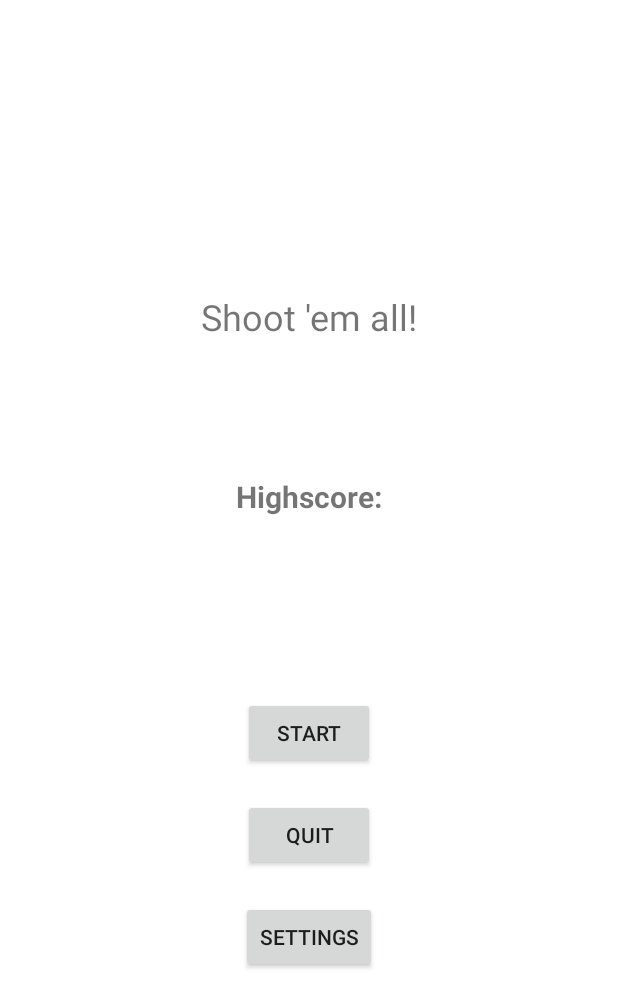
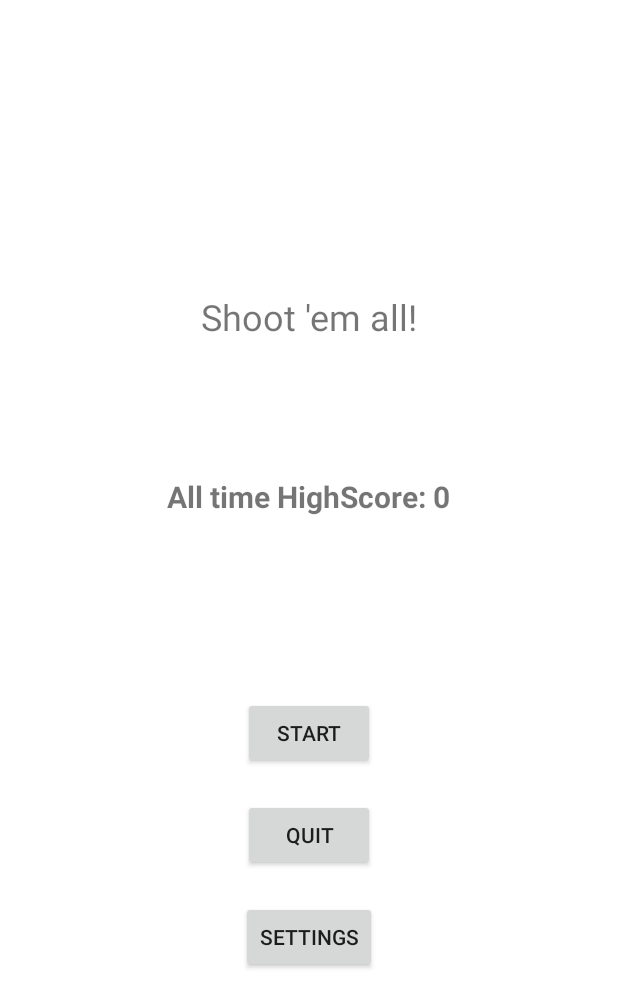
Before and after one commit to init-andrea/DroidShooter, an Android app: the screen it shows after launch (StartGameActivity), on a phone screen of 412 x 824 dp. Shown: the top 1008 px of the screen. Run offline under Robolectric (Android 15) with nearby library versions, the phone set to English and light mode, and no system bars.

Commit message:
Added working highscore in start screen

```diff
--- a/app/src/main/java/unipg/pigdm/droidshooter/controller/PauseScreenActivity.java
+++ b/app/src/main/java/unipg/pigdm/droidshooter/controller/PauseScreenActivity.java
@@ -2,6 +2,7 @@ package unipg.pigdm.droidshooter.controller;
 
 import android.content.Intent;
 import android.os.Bundle;
+import android.util.Log;
 import android.view.View;
 import android.widget.Button;
 import android.widget.ImageButton;
@@ -49,8 +50,7 @@ public class PauseScreenActivity extends AppCompatActivity {
         resumeButton = findViewById(R.id.resumeButton);
         quitButton = findViewById(R.id.quitButton);
 
-        String scoreString = "" + R.string.score_text + GameActivity.getScore();
-        score.setText(scoreString);
+        score.setText(String.valueOf(getIntent().getIntExtra("score", 0)));
 
         resumeButton.setOnClickListener(resumeClickListener);
         quitButton.setOnClickListener(quitClickListener);
--- a/app/src/main/java/unipg/pigdm/droidshooter/controller/StartGameActivity.java
+++ b/app/src/main/java/unipg/pigdm/droidshooter/controller/StartGameActivity.java
@@ -1,19 +1,24 @@
 package unipg.pigdm.droidshooter.controller;
 
 import androidx.appcompat.app.AppCompatActivity;
-import androidx.preference.PreferenceManager;
 
 import android.content.Context;
 import android.content.Intent;
 import android.content.SharedPreferences;
 import android.os.Bundle;
+import android.util.Log;
 import android.view.View;
 import android.view.WindowManager;
 import android.widget.Button;
+import android.widget.TextView;
 
 import unipg.pigdm.droidshooter.R;
 
 public class StartGameActivity extends AppCompatActivity {
+
+    private TextView highScoreText;
+    private String highScore;
+    private SharedPreferences prefs;
 
     private View.OnClickListener startClickListener = new View.OnClickListener() {
 
@@ -45,10 +50,15 @@ public class StartGameActivity extends AppCompatActivity {
     @Override
     protected void onCreate(Bundle savedInstanceState) {
         super.onCreate(savedInstanceState);
+
+        prefs = this.getSharedPreferences(getString(R.string.preference_file_key), Context.MODE_PRIVATE);
+        highScore = "All time HighScore: " + prefs.getInt("highscore0", 0);
+
         setContentView(R.layout.activity_start);
 
-        SharedPreferences prefs = this.getSharedPreferences(getString(R.string.preference_file_key), Context.MODE_PRIVATE);
-        //SharedPreferences.Editor editor = prefs.edit();
+        highScoreText = findViewById(R.id.highScore);
+
+        highScoreText.setText(String.valueOf(highScore));
 
         Button startButton = findViewById(R.id.startButton);
         Button quitButton = findViewById(R.id.quitButton);
@@ -58,7 +68,6 @@ public class StartGameActivity extends AppCompatActivity {
         quitButton.setOnClickListener(quitClickListener);
         settingsButton.setOnClickListener(settingsClickListener);
 
-
         getWindow().addFlags(WindowManager.LayoutParams.FLAG_KEEP_SCREEN_ON);
         getWindow().setFlags(WindowManager.LayoutParams.FLAG_FULLSCREEN, WindowManager.LayoutParams.FLAG_FULLSCREEN);
         //setRequestedOrientation(ActivityInfo.SCREEN_ORIENTATION_PORTRAIT);
@@ -66,9 +75,7 @@ public class StartGameActivity extends AppCompatActivity {
 
     public void startGame(View view) {
         Intent intent = new Intent(StartGameActivity.this, GameActivity.class);
-        //GameActivity game = new GameActivity();
         startActivity(intent);
-        //game.gameStart();
     }
 
     public void quitGame(View view){
--- a/app/src/main/java/unipg/pigdm/droidshooter/view/CustomGameView.java
+++ b/app/src/main/java/unipg/pigdm/droidshooter/view/CustomGameView.java
@@ -158,7 +158,6 @@ public class CustomGameView extends View {
 
         if (aliveEnemies == 0) {
             GameActivity.winGame();
-            Log.d("gamewon", "Game Won!");
         }
 
 
```
Also changed, not shown: app/src/main/java/unipg/pigdm/droidshooter/controller/GameActivity.java (+5 -4 lines).
